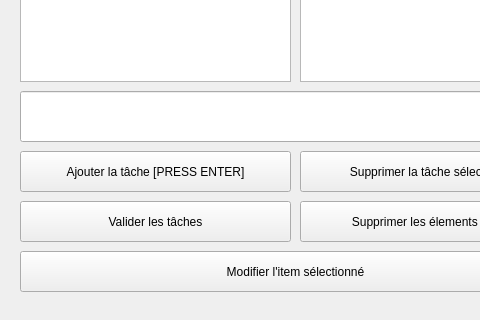
Qt form mainwindow.ui (BilelBOUHEDDA/TODOList) before a commit; both pictures show x 0 to 480 and y 289 to 609 of the 590 by 609 pixel window.
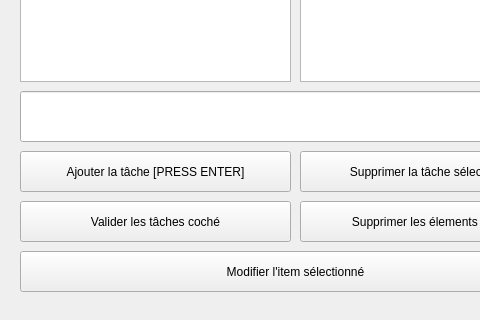
The same form after that commit.

Commit message: ajout couleur quand on add une tache

```diff
--- a/mainwindow.ui
+++ b/mainwindow.ui
@@ -131,7 +131,7 @@
      </rect>
     </property>
     <property name="text">
-     <string>Valider les tâches</string>
+     <string>Valider les tâches coché</string>
     </property>
    </widget>
   </widget>
```
The commit also changes 2 other files.
